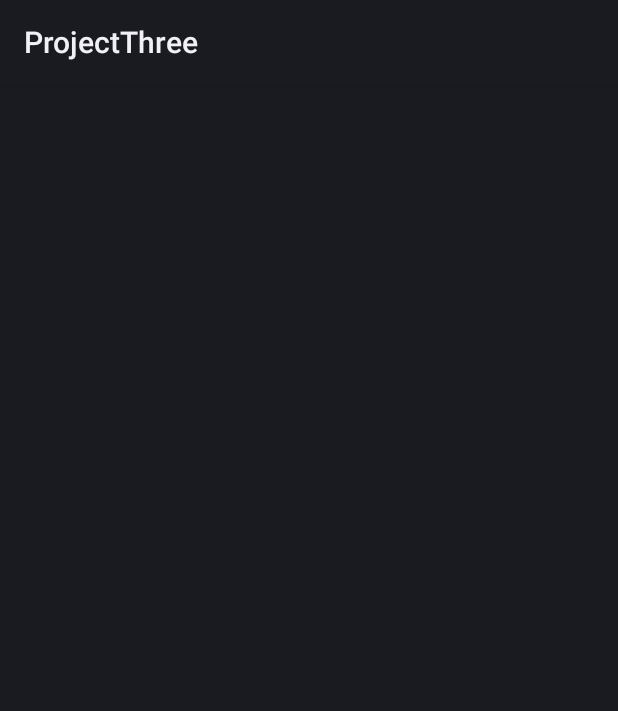
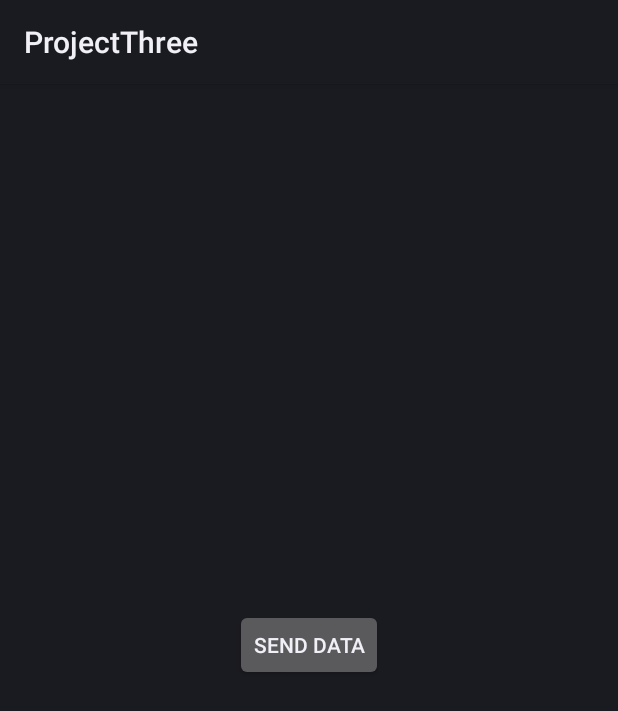
Before and after one commit to jordane-quincy/ProjetM1AndroidArduino, an Android app: the screen it shows after launch (ProjectThreeActivity), on a phone screen of 412 x 824 dp. Shown: the top 711 px of the screen. Run offline under Robolectric (Android 15) with nearby library versions, the phone set to English and light mode, and no system bars.

Commit message:
communication d'un msg de android vers l'arduino : ok

```diff
--- a/app/src/main/res/layout/main.xml
+++ b/app/src/main/res/layout/main.xml
@@ -3,8 +3,20 @@
 	android:orientation="vertical"
 	android:layout_width="fill_parent"
 	android:layout_height="fill_parent"
-	android:gravity="center">
-	<TextView android:id="@+id/button_state_text_view"
+	android:gravity="center"
+              android:weightSum="1">
+
+
+
+        <Button
+            android:layout_width="wrap_content"
+            android:layout_height="wrap_content"
+            android:text="Send data"
+            android:id="@+id/sendDataBtn"
+            android:layout_gravity="center_horizontal"/>
+
+
+    <TextView android:id="@+id/button_state_text_view"
 		android:layout_width="wrap_content"
 		android:layout_height="wrap_content"/>
 </LinearLayout>
```
Also changed, not shown: app/src/main/java/project/three/adk/ProjectThreeActivity.java (+37 -3 lines), 1 other file.
